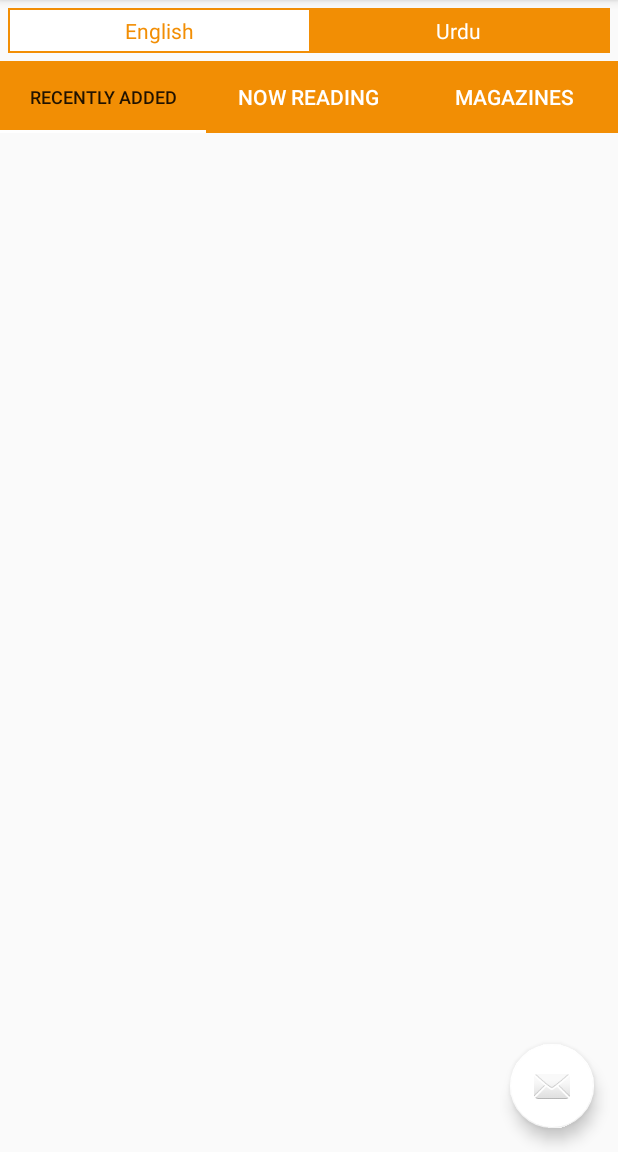
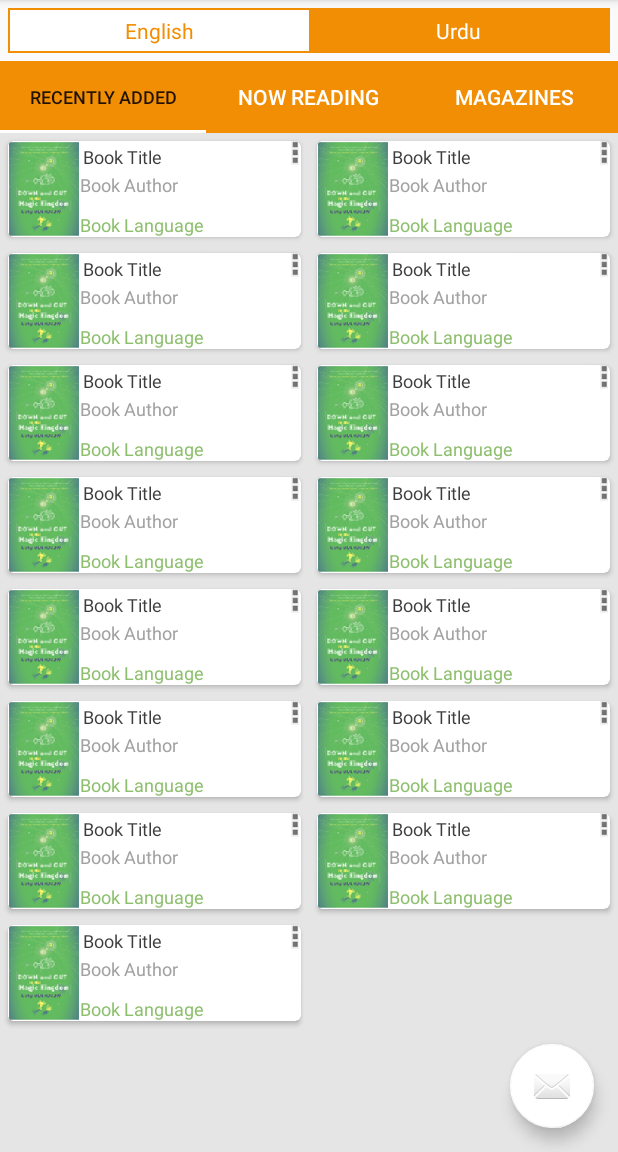
Before and after one commit to qadir227/islamimarkaz, an Android app: the FragmentBooksListing screen opened directly, with no data from a screen before it, with the options menu open, on a phone screen of 412 x 824 dp, the part 84-1236 px from its top. Run offline under Robolectric (Android 15) with nearby library versions, the phone set to English and light mode, and no system bars.

Commit message:
Books Grid using RecyclerView and CardView

```diff
--- a/IslamimarkazBooksLibrary/app/build.gradle
+++ b/IslamimarkazBooksLibrary/app/build.gradle
@@ -24,4 +24,6 @@ dependencies {
     testCompile 'junit:junit:4.12'
     compile 'com.android.support:appcompat-v7:23.+'
     compile 'com.android.support:design:23.+'
+    compile 'com.android.support:cardview-v7:23.0.0'
+    compile files('libs/picasso-2.5.2.jar')
 }
--- a/IslamimarkazBooksLibrary/app/src/main/java/com/android/islamimarkazlib/FragmentBooksListing.java
+++ b/IslamimarkazBooksLibrary/app/src/main/java/com/android/islamimarkazlib/FragmentBooksListing.java
@@ -3,27 +3,44 @@ package com.android.islamimarkazlib;
 import android.os.Bundle;
 import android.support.annotation.Nullable;
 import android.support.v4.app.Fragment;
+import android.support.v7.widget.DefaultItemAnimator;
+import android.support.v7.widget.GridLayoutManager;
+import android.support.v7.widget.LinearLayoutManager;
+import android.support.v7.widget.RecyclerView;
 import android.view.LayoutInflater;
 import android.view.View;
 import android.view.ViewGroup;
+
+import java.util.ArrayList;
+
+import model.BookData;
+import model.BookGridAdapter;
 
 /**
  * Created by Qadir Hussain on 10/31/2015.
  */
 public class FragmentBooksListing extends Fragment {
 
-    @Override
-    public void onCreate(@Nullable Bundle savedInstanceState) {
-        super.onCreate(savedInstanceState);
-    }
-
-    @Nullable
-
+    private RecyclerView mRecyclerView;
+    private BookGridAdapter mBookGridAdapter;
+    private ArrayList<BookData> mBookDatas = new ArrayList<>();
 
     @Override
     public View onCreateView(LayoutInflater inflater, ViewGroup container, Bundle savedInstanceState) {
 
-        View view = inflater.inflate(R.layout.fragment_books_listing,container,false);
+        View view = inflater.inflate(R.layout.fragment_books_listing, container, false);
+
+        mRecyclerView = (RecyclerView) view.findViewById(R.id.recyclerView);
+
+        // 2. set layoutManger
+        mRecyclerView.setLayoutManager(new GridLayoutManager(getActivity(), 2));
+        // 3. create an adapter
+        mBookGridAdapter = new BookGridAdapter(mBookDatas, getActivity());
+        // 4. set adapter
+        mRecyclerView.setAdapter(mBookGridAdapter);
+        // 5. set item animator to DefaultAnimator
+        mRecyclerView.setItemAnimator(new DefaultItemAnimator());
+
 
         return view;
     }
--- /dev/null
+++ b/IslamimarkazBooksLibrary/app/src/main/java/model/BookData.java
@@ -0,0 +1,38 @@
+package model;
+
+/**
+ * Created by Qadir Hussain on 11/28/2015.
+ */
+public class BookData {
+
+    private String bookTitle;
+    private String bookAuthor;
+    private String bookImageUrl;
+    private String bookLanguage;
+
+    public BookData(String bookTitle, String bookAuthor, String bookImageUrl, String bookLanguage) {
+
+        this.bookTitle = bookTitle;
+        this.bookAuthor = bookAuthor;
+        this.bookImageUrl = bookImageUrl;
+        this.bookLanguage = bookLanguage;
+
+
+    }
+
+    public String getBookTitle() {
+        return bookTitle;
+    }
+
+    public String getBookAuthor() {
+        return bookAuthor;
+    }
+
+    public String getBookImageUrl() {
+        return bookImageUrl;
+    }
+
+    public String getBookLanguage() {
+        return bookLanguage;
+    }
+}
--- /dev/null
+++ b/IslamimarkazBooksLibrary/app/src/main/java/model/BookGridAdapter.java
@@ -0,0 +1,84 @@
+package model;
+
+import android.content.Context;
+import android.media.Image;
+import android.support.v7.widget.RecyclerView;
+import android.support.v7.widget.StaggeredGridLayoutManager;
+import android.view.LayoutInflater;
+import android.view.View;
+import android.view.ViewGroup;
+import android.widget.ImageView;
+import android.widget.TextView;
+
+import com.android.islamimarkazlib.R;
+import com.squareup.picasso.Picasso;
+
+import java.util.ArrayList;
+
+
+/**
+ * Created by Qadir Hussain on 11/28/2015.
+ */
+public class BookGridAdapter extends RecyclerView.Adapter<BookGridAdapter.ViewHolder> {
+
+    private ArrayList<BookData> mBookDatas = new ArrayList<BookData>();
+    private Context mContext;
+
+    public BookGridAdapter(ArrayList<BookData> mBookDatas, Context mContext) {
+        this.mBookDatas = mBookDatas;
+        this.mContext = mContext;
+    }
+
+
+    @Override
+    public ViewHolder onCreateViewHolder(ViewGroup parent, int viewType) {
+
+        View view = LayoutInflater.from(parent.getContext()).inflate(R.layout.books_grid_items, null);
+        ViewHolder viewHolder = new ViewHolder(view);
+
+        return viewHolder;
+    }
+
+    @Override
+    public void onBindViewHolder(ViewHolder holder, int position) {
+
+//        holder.img_book_cover.setIm
+
+//        Picasso.with(mContext)
+//                .load(mBookDatas.get(position).getBookImageUrl()).placeholder(R.drawable.icon_loader)
+//                .error(R.drawable.icon_image_failed)
+//                .into(holder.img_book_cover);
+//
+//        holder.txt_book_title.setText(mBookDatas.get(position).getBookTitle());
+//        holder.txt_book_author.setText(mBookDatas.get(position).getBookAuthor());
+//        holder.txt_book_language.setText(mBookDatas.get(position).getBookTitle());
+
+    }
+
+    @Override
+    public int getItemCount() {
+        return 15;
+    }
+
+    public static class ViewHolder extends RecyclerView.ViewHolder {
+
+        ImageView img_book_cover;
+        ImageView img_more;
+        TextView txt_book_title;
+        TextView txt_book_author;
+        TextView txt_book_language;
+
+        public ViewHolder(View view) {
+            super(view);
+
+            img_book_cover = (ImageView) view.findViewById(R.id.img_book_cover);
+            img_more = (ImageView) view.findViewById(R.id.img_more);
+            txt_book_title = (TextView) view.findViewById(R.id.txt_book_title);
+            txt_book_author = (TextView) view.findViewById(R.id.txt_book_author);
+            txt_book_language = (TextView) view.findViewById(R.id.txt_book_lang);
+        }
+
+
+    }
+
+}
--- /dev/null
+++ b/IslamimarkazBooksLibrary/app/src/main/res/layout/books_grid_items.xml
@@ -0,0 +1,91 @@
+<?xml version="1.0" encoding="utf-8"?>
+<LinearLayout xmlns:android="http://schemas.android.com/apk/res/android"
+    xmlns:card_view="http://schemas.android.com/apk/res-auto"
+    android:layout_width="match_parent"
+    android:layout_height="wrap_content"
+    android:orientation="vertical">
+
+    <android.support.v7.widget.CardView
+        android:id="@+id/card_view"
+        android:layout_width="match_parent"
+        android:layout_height="match_parent"
+        android:layout_margin="5dp"
+        card_view:cardCornerRadius="4dp">
+
+        <LinearLayout
+            android:layout_width="match_parent"
+            android:layout_height="wrap_content"
+            android:orientation="horizontal">
+
+            <ImageView
+                android:id="@+id/img_book_cover"
+                android:layout_width="48dp"
+                android:layout_height="64dp"
+                android:scaleType="fitXY"
+                android:src="@drawable/img_book" />
+
+
+            <RelativeLayout
+                android:layout_width="fill_parent"
+                android:layout_height="fill_parent">
+
+
+                <LinearLayout
+                    android:id="@+id/linearLayout"
+                    android:layout_width="match_parent"
+                    android:layout_height="wrap_content"
+                    android:layout_toLeftOf="@+id/img_more"
+                    android:layout_toStartOf="@+id/img_more"
+                    android:orientation="vertical">
+
+                    <TextView
+                        android:id="@+id/txt_book_title"
+                        android:layout_width="match_parent"
+                        android:layout_height="wrap_content"
+                        android:ellipsize="end"
+                        android:maxLines="2"
+                        android:padding="2dp"
+                        android:text="Book Title"
+                        android:textColor="@color/text_black_dark"
+                        android:textSize="12sp" />
+
+                    <TextView
+                        android:id="@+id/txt_book_author"
+                        android:layout_width="wrap_content"
+                        android:layout_height="wrap_content"
+                        android:ellipsize="end"
+                        android:singleLine="true"
+                        android:text="Book Author"
+                        android:textColor="@color/text_black_light"
+                        android:textSize="12sp" />
+
+
+                </LinearLayout>
+
+                <ImageView
+                    android:id="@+id/img_more"
+                    android:layout_width="8dp"
+                    android:layout_height="16dp"
+                    android:layout_alignParentRight="true"
+                    android:src="@drawable/icon_book_menu_details" />
+
+                <TextView
+                    android:id="@+id/txt_book_lang"
+                    android:layout_width="fill_parent"
+                    android:layout_height="wrap_content"
+                    android:layout_alignEnd="@+id/linearLayout"
+                    android:layout_alignParentBottom="true"
+                    android:layout_alignRight="@+id/linearLayout"
+                    android:singleLine="true"
+                    android:text="Book Language"
+                    android:textColor="@color/text_green_light"
+                    android:textSize="12sp" />
+
+            </RelativeLayout>
+
+        </LinearLayout>
+
+    </android.support.v7.widget.CardView>
+
+
+</LinearLayout>
--- a/IslamimarkazBooksLibrary/app/src/main/res/layout/fragment_books_listing.xml
+++ b/IslamimarkazBooksLibrary/app/src/main/res/layout/fragment_books_listing.xml
@@ -1,6 +1,15 @@
 <?xml version="1.0" encoding="utf-8"?>
 <LinearLayout xmlns:android="http://schemas.android.com/apk/res/android"
-    android:orientation="vertical" android:layout_width="match_parent"
-    android:layout_height="match_parent">
+    android:layout_width="match_parent"
+    android:layout_height="match_parent"
+    android:background="#E5E5E5"
+    android:orientation="vertical">
+
+    <android.support.v7.widget.RecyclerView xmlns:android="http://schemas.android.com/apk/res/android"
+        xmlns:tools="http://schemas.android.com/tools"
+        android:id="@+id/recyclerView"
+        android:layout_width="match_parent"
+        android:layout_height="match_parent"
+        tools:context=".MainActivity" />
 
 </LinearLayout>
--- a/IslamimarkazBooksLibrary/app/src/main/res/values/colors.xml
+++ b/IslamimarkazBooksLibrary/app/src/main/res/values/colors.xml
@@ -5,4 +5,11 @@
     <color name="colorAccent">#FFFFFF</color>
     <color name="textColorSecondary">#FFFFFF</color>
     <color name="transparent">#00000000</color>
+
+
+    <color name="text_black_dark">#3D3D3D</color>
+    <color name="text_black_light">#A2A2A2</color>
+    <color name="text_green_light">#8EBF6E</color>
+
+
 </resources>
```
Also changed, not shown: IslamimarkazBooksLibrary/app/libs/picasso-2.5.2.jar (added), IslamimarkazBooksLibrary/app/src/main/res/drawable-mdpi/icon_book_menu_details.png (added), IslamimarkazBooksLibrary/app/src/main/res/drawable-mdpi/icon_image_failed.png (added), IslamimarkazBooksLibrary/app/src/main/res/drawable-mdpi/icon_loader.png (added), IslamimarkazBooksLibrary/app/src/main/res/drawable-mdpi/img_book.png (added), 1 other file.
